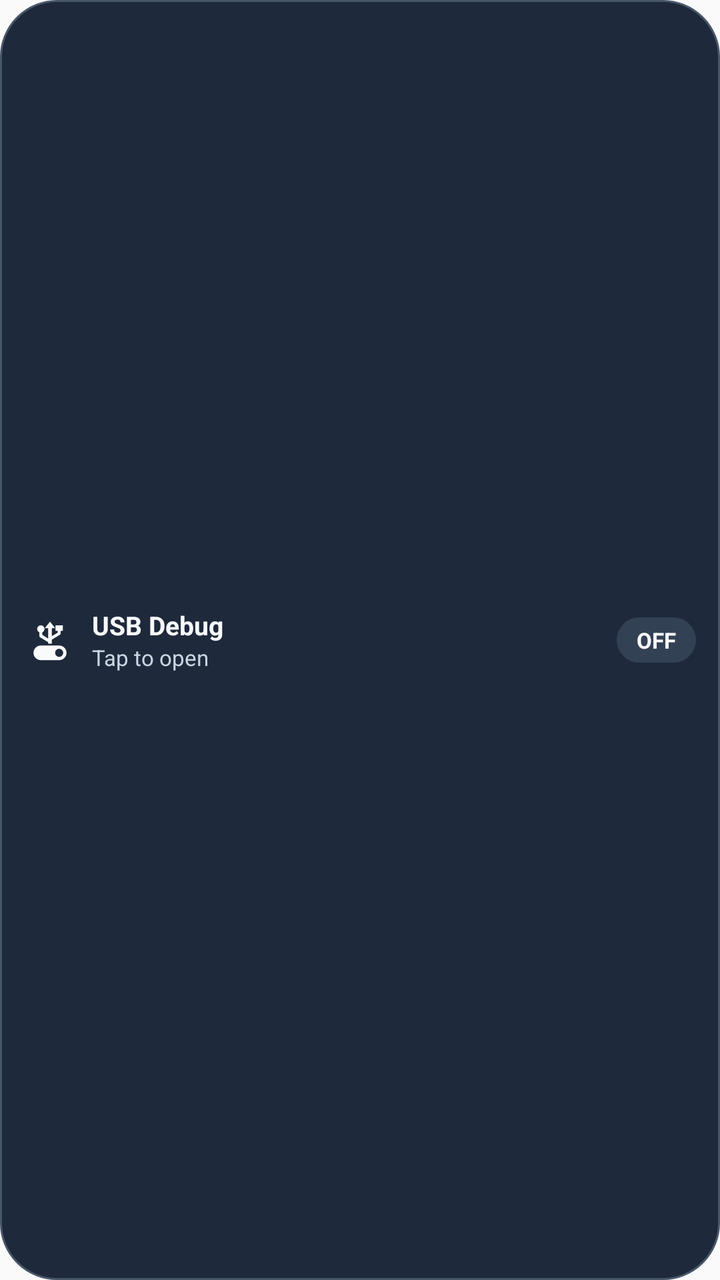
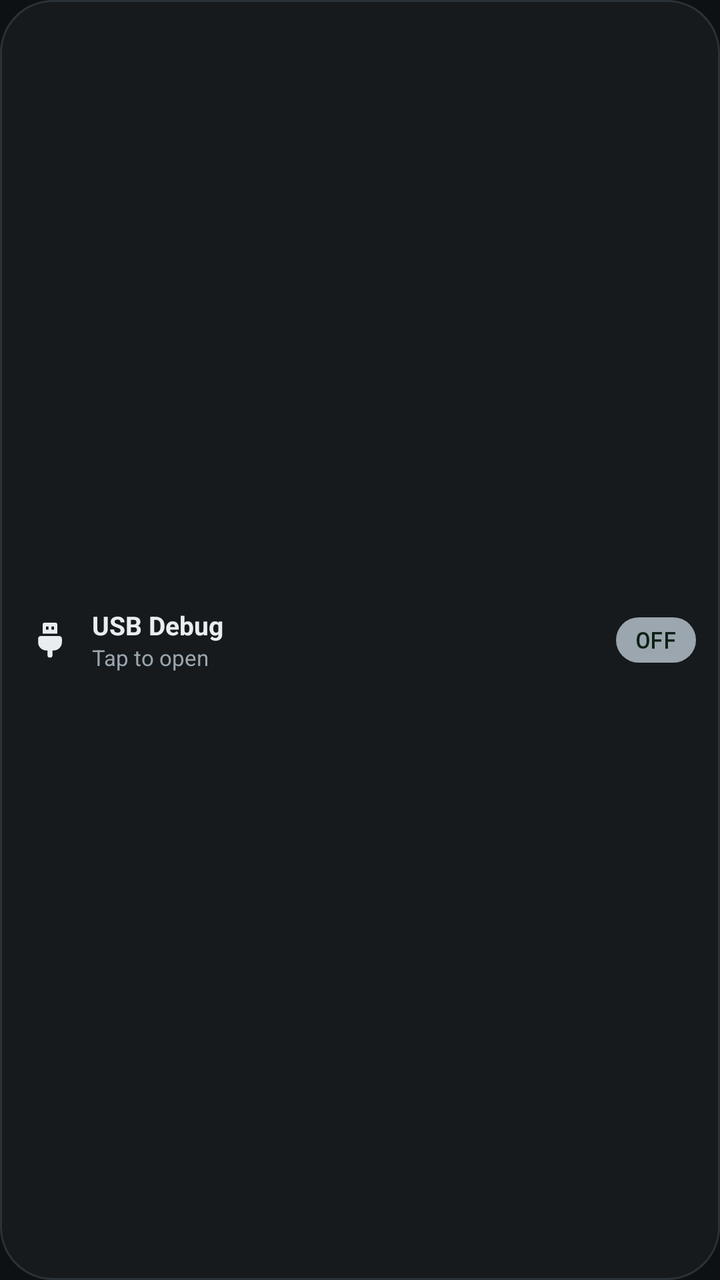

Two renders of the same Android screen: before a commit and after it. Below are the layout's source before the change and the commit's diff.
<!-- AndroidManifest.xml: application theme Theme.UsbDebugSwitch -->
<!-- res/layout/widget_usb_debug.xml -->
<?xml version="1.0" encoding="utf-8"?>
<LinearLayout xmlns:android="http://schemas.android.com/apk/res/android"
    android:id="@+id/widget_root"
    android:layout_width="match_parent"
    android:layout_height="match_parent"
    android:background="@drawable/bg_widget_pill_off"
    android:gravity="center_vertical"
    android:orientation="horizontal"
    android:paddingStart="14dp"
    android:paddingTop="8dp"
    android:paddingEnd="12dp"
    android:paddingBottom="8dp">

    <ImageView
        android:id="@+id/widget_icon"
        android:layout_width="22dp"
        android:layout_height="22dp"
        android:contentDescription="@string/widget_label"
        android:src="@drawable/ic_qs_usb_debug"
        android:tint="#F8FAFC" />

    <LinearLayout
        android:layout_width="0dp"
        android:layout_height="wrap_content"
        android:layout_marginStart="10dp"
        android:layout_marginEnd="8dp"
        android:layout_weight="1"
        android:orientation="vertical">

        <TextView
            android:id="@+id/widget_title"
            android:layout_width="wrap_content"
            android:layout_height="wrap_content"
            android:ellipsize="end"
            android:maxLines="1"
            android:text="@string/widget_label"
            android:textColor="#F8FAFC"
            android:textSize="13sp"
            android:textStyle="bold" />

        <TextView
            android:id="@+id/widget_subtitle"
            android:layout_width="wrap_content"
            android:layout_height="wrap_content"
            android:ellipsize="end"
            android:maxLines="1"
            android:text="@string/widget_hint_open"
            android:textColor="#CBD5E1"
            android:textSize="11sp" />
    </LinearLayout>

    <TextView
        android:id="@+id/widget_badge"
        android:layout_width="wrap_content"
        android:layout_height="wrap_content"
        android:background="@drawable/bg_widget_badge_off"
        android:paddingStart="10dp"
        android:paddingTop="4dp"
        android:paddingEnd="10dp"
        android:paddingBottom="4dp"
        android:text="@string/widget_state_off"
        android:textColor="#FFFFFF"
        android:textSize="11sp"
        android:textStyle="bold" />

</LinearLayout>
<!-- resources referenced by this layout -->
<resources>
  <!-- drawable bg_widget_badge_off (drawable) -->
  <?xml version="1.0" encoding="utf-8"?>
  <shape xmlns:android="http://schemas.android.com/apk/res/android"
      android:shape="rectangle">
      <solid android:color="#334155" />
      <corners android:radius="14dp" />
  </shape>
  <!-- drawable bg_widget_pill_off (drawable) -->
  <?xml version="1.0" encoding="utf-8"?>
  <shape xmlns:android="http://schemas.android.com/apk/res/android"
      android:shape="rectangle">
      <solid android:color="#1E293B" />
      <stroke
          android:width="1dp"
          android:color="#475569" />
      <corners android:radius="28dp" />
  </shape>
  <!-- drawable ic_qs_usb_debug (drawable) -->
  <?xml version="1.0" encoding="utf-8"?>
  <vector xmlns:android="http://schemas.android.com/apk/res/android"
      android:width="24dp"
      android:height="24dp"
      android:viewportWidth="24"
      android:viewportHeight="24">
      
      <path
          android:fillColor="#FFFFFF"
          android:pathData="M12,2L9.2,5.5H11V11.2L7.8,9.2V7.8C8.5,7.5 9,6.8 9,6C9,4.9 8.1,4 7,4C5.9,4 5,4.9 5,6C5,6.8 5.5,7.5 6.2,7.8V9.7C6.2,10.1 6.4,10.4 6.7,10.6L11,13.2V14H13V11.8L17.3,9.2C17.6,9 17.8,8.7 17.8,8.3V7H19V4H15V7H16.2V8L13,9.9V5.5H14.8L12,2ZM7,15C4.8,15 3,16.8 3,19C3,21.2 4.8,23 7,23H17C19.2,23 21,21.2 21,19C21,16.8 19.2,15 17,15H7ZM17,21.2C15.8,21.2 14.8,20.2 14.8,19C14.8,17.8 15.8,16.8 17,16.8C18.2,16.8 19.2,17.8 19.2,19C19.2,20.2 18.2,21.2 17,21.2Z" />
  </vector>
  <string name="widget_hint_open">Tap to open</string>
  <string name="widget_label">USB Debug</string>
  <string name="widget_state_off">OFF</string>
  <style name="Theme.UsbDebugSwitch" parent="android:Theme.Material.Light.NoActionBar" />
</resources>

<!-- the commit's change to res/layout/widget_usb_debug.xml (unified diff, before → after) -->
@@ -17,7 +17,7 @@
         android:layout_height="22dp"
         android:contentDescription="@string/widget_label"
         android:src="@drawable/ic_qs_usb_debug"
-        android:tint="#F8FAFC" />
+        android:tint="#E9EDF0" />
 
     <LinearLayout
         android:layout_width="0dp"
@@ -34,7 +34,7 @@
             android:ellipsize="end"
             android:maxLines="1"
             android:text="@string/widget_label"
-            android:textColor="#F8FAFC"
+            android:textColor="#E9EDF0"
             android:textSize="13sp"
             android:textStyle="bold" />
 
@@ -45,7 +45,7 @@
             android:ellipsize="end"
             android:maxLines="1"
             android:text="@string/widget_hint_open"
-            android:textColor="#CBD5E1"
+            android:textColor="#9BA6AF"
             android:textSize="11sp" />
     </LinearLayout>
 
@@ -54,12 +54,13 @@
         android:layout_width="wrap_content"
         android:layout_height="wrap_content"
         android:background="@drawable/bg_widget_badge_off"
+        android:fontFamily="monospace"
         android:paddingStart="10dp"
         android:paddingTop="4dp"
         android:paddingEnd="10dp"
         android:paddingBottom="4dp"
         android:text="@string/widget_state_off"
-        android:textColor="#FFFFFF"
+        android:textColor="#0B1F14"
         android:textSize="11sp"
         android:textStyle="bold" />
 
<!-- resource entries referenced after the edit -->
@@ -4,18 +4,18 @@
   <?xml version="1.0" encoding="utf-8"?>
   <shape xmlns:android="http://schemas.android.com/apk/res/android"
       android:shape="rectangle">
-      <solid android:color="#334155" />
+      <solid android:color="#9BA6AF" />
       <corners android:radius="14dp" />
   </shape>
   <!-- drawable bg_widget_pill_off (drawable) -->
   <?xml version="1.0" encoding="utf-8"?>
   <shape xmlns:android="http://schemas.android.com/apk/res/android"
       android:shape="rectangle">
-      <solid android:color="#1E293B" />
+      <solid android:color="#161A1D" />
       <stroke
           android:width="1dp"
-          android:color="#475569" />
-      <corners android:radius="28dp" />
+          android:color="#2A3137" />
+      <corners android:radius="26dp" />
   </shape>
   <!-- drawable ic_qs_usb_debug (drawable) -->
   <?xml version="1.0" encoding="utf-8"?>
@@ -24,14 +24,22 @@
       android:height="24dp"
       android:viewportWidth="24"
       android:viewportHeight="24">
-      
       <path
           android:fillColor="#FFFFFF"
-          android:pathData="M12,2L9.2,5.5H11V11.2L7.8,9.2V7.8C8.5,7.5 9,6.8 9,6C9,4.9 8.1,4 7,4C5.9,4 5,4.9 5,6C5,6.8 5.5,7.5 6.2,7.8V9.7C6.2,10.1 6.4,10.4 6.7,10.6L11,13.2V14H13V11.8L17.3,9.2C17.6,9 17.8,8.7 17.8,8.3V7H19V4H15V7H16.2V8L13,9.9V5.5H14.8L12,2ZM7,15C4.8,15 3,16.8 3,19C3,21.2 4.8,23 7,23H17C19.2,23 21,21.2 21,19C21,16.8 19.2,15 17,15H7ZM17,21.2C15.8,21.2 14.8,20.2 14.8,19C14.8,17.8 15.8,16.8 17,16.8C18.2,16.8 19.2,17.8 19.2,19C19.2,20.2 18.2,21.2 17,21.2Z" />
+          android:fillType="evenOdd"
+          android:pathData="M9.2,2.5H14.8A1.2,1.2 0,0 1,16 3.7V8.5H8V3.7A1.2,1.2 0,0 1,9.2 2.5ZM9.8,4.6H11.2V6.4H9.8ZM12.8,4.6H14.2V6.4H12.8Z" />
+      <path
+          android:fillColor="#FFFFFF"
+          android:pathData="M7,9.8H17A1.5,1.5 0,0 1,18.5 11.3V13.2A4.5,4.5 0,0 1,14 17.7H13.4V20.2A1.4,1.4 0,0 1,12 21.6A1.4,1.4 0,0 1,10.6 20.2V17.7H10A4.5,4.5 0,0 1,5.5 13.2V11.3A1.5,1.5 0,0 1,7 9.8Z" />
   </vector>
   <string name="widget_hint_open">Tap to open</string>
   <string name="widget_label">USB Debug</string>
   <string name="widget_state_off">OFF</string>
-  <style name="Theme.UsbDebugSwitch" parent="android:Theme.Material.Light.NoActionBar" />
+  <style name="Theme.UsbDebugSwitch" parent="android:Theme.Material.NoActionBar">
+          <item name="android:windowBackground">#0E1113</item>
+          <item name="android:colorAccent">#7EE2A8</item>
+          <item name="android:statusBarColor">@android:color/transparent</item>
+          <item name="android:navigationBarColor">@android:color/transparent</item>
+      </style>
 </resources>
 
